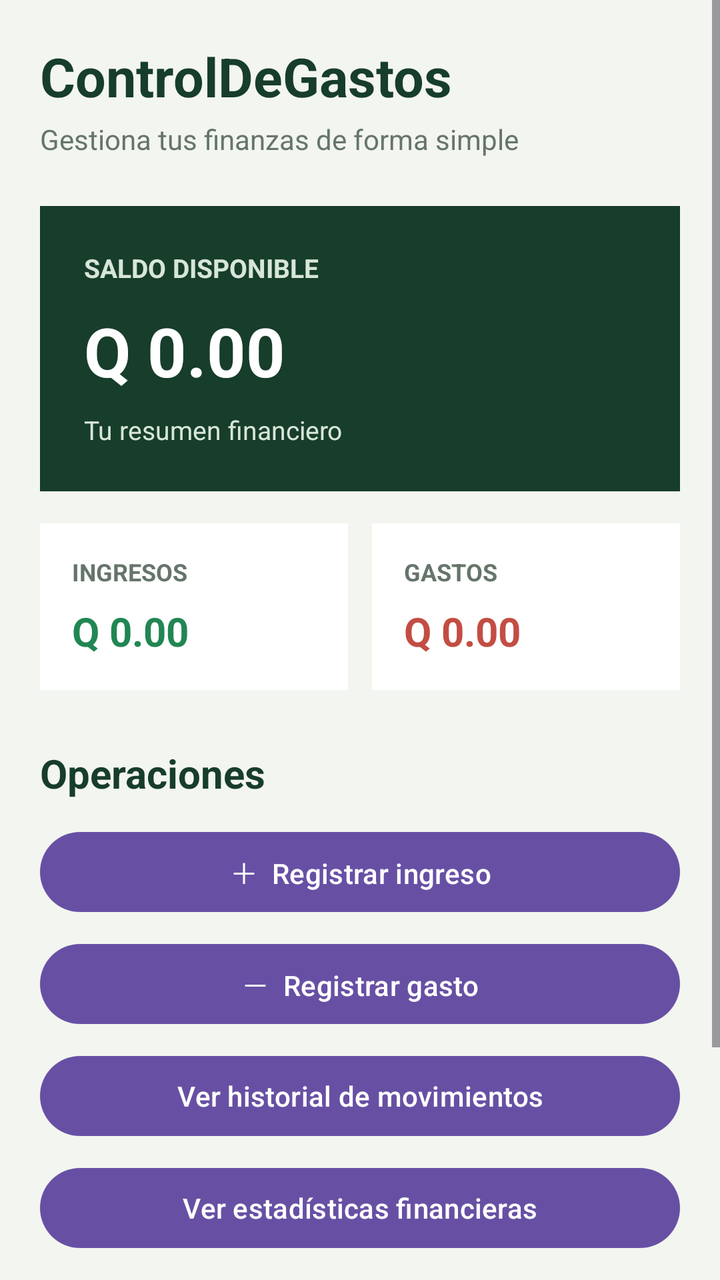
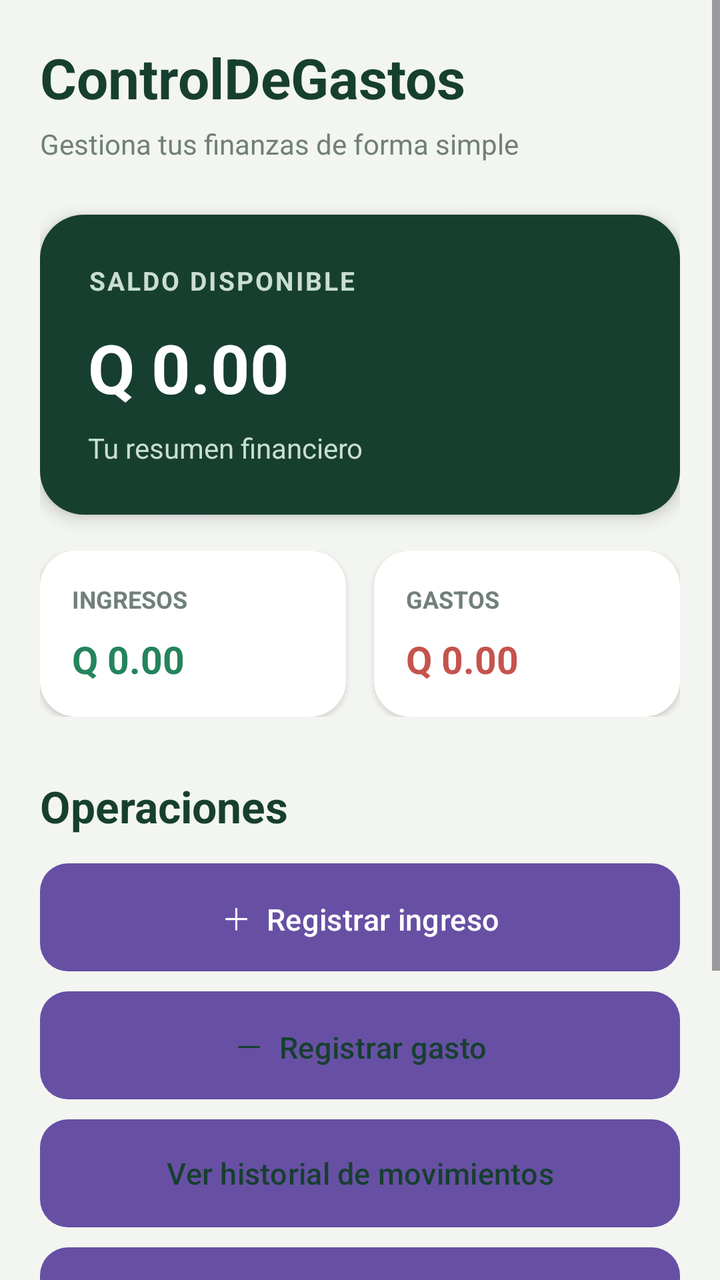

Before-and-after screenshots of an Android layout around one commit, followed by the original layout XML and the change that was made.
<!-- AndroidManifest.xml: application theme Theme.ControlDeGastos -->
<!-- res/layout/activity_main.xml -->
<?xml version="1.0" encoding="utf-8"?>
<ScrollView xmlns:android="http://schemas.android.com/apk/res/android"
    android:id="@+id/main"
    android:layout_width="match_parent"
    android:layout_height="match_parent"
    android:background="#F3F5F0"
    android:fillViewport="true">

    <LinearLayout
        android:layout_width="match_parent"
        android:layout_height="wrap_content"
        android:orientation="vertical"
        android:padding="20dp">

        
        <TextView
            android:layout_width="wrap_content"
            android:layout_height="wrap_content"
            android:text="ControlDeGastos"
            android:textColor="#173D2B"
            android:textSize="27sp"
            android:textStyle="bold" />

        <TextView
            android:layout_width="wrap_content"
            android:layout_height="wrap_content"
            android:layout_marginTop="4dp"
            android:text="Gestiona tus finanzas de forma simple"
            android:textColor="#66756B"
            android:textSize="14sp" />

        
        <LinearLayout
            android:layout_width="match_parent"
            android:layout_height="wrap_content"
            android:layout_marginTop="24dp"
            android:background="#173D2B"
            android:orientation="vertical"
            android:padding="22dp">

            <TextView
                android:layout_width="wrap_content"
                android:layout_height="wrap_content"
                android:text="SALDO DISPONIBLE"
                android:textColor="#D7E6D9"
                android:textSize="13sp"
                android:textStyle="bold" />

            <TextView
                android:id="@+id/tvSaldo"
                android:layout_width="wrap_content"
                android:layout_height="wrap_content"
                android:layout_marginTop="10dp"
                android:text="Q 0.00"
                android:textColor="#FFFFFF"
                android:textSize="34sp"
                android:textStyle="bold" />

            <TextView
                android:layout_width="wrap_content"
                android:layout_height="wrap_content"
                android:layout_marginTop="8dp"
                android:text="Tu resumen financiero"
                android:textColor="#D7E6D9"
                android:textSize="13sp" />

        </LinearLayout>

        
        <LinearLayout
            android:layout_width="match_parent"
            android:layout_height="wrap_content"
            android:layout_marginTop="16dp"
            android:orientation="horizontal">

            <LinearLayout
                android:layout_width="0dp"
                android:layout_height="wrap_content"
                android:layout_marginEnd="6dp"
                android:layout_weight="1"
                android:background="#FFFFFF"
                android:orientation="vertical"
                android:padding="16dp">

                <TextView
                    android:layout_width="wrap_content"
                    android:layout_height="wrap_content"
                    android:text="INGRESOS"
                    android:textColor="#66756B"
                    android:textSize="12sp"
                    android:textStyle="bold" />

                <TextView
                    android:id="@+id/tvIngresos"
                    android:layout_width="wrap_content"
                    android:layout_height="wrap_content"
                    android:layout_marginTop="8dp"
                    android:text="Q 0.00"
                    android:textColor="#218653"
                    android:textSize="20sp"
                    android:textStyle="bold" />

            </LinearLayout>

            <LinearLayout
                android:layout_width="0dp"
                android:layout_height="wrap_content"
                android:layout_marginStart="6dp"
                android:layout_weight="1"
                android:background="#FFFFFF"
                android:orientation="vertical"
                android:padding="16dp">

                <TextView
                    android:layout_width="wrap_content"
                    android:layout_height="wrap_content"
                    android:text="GASTOS"
                    android:textColor="#66756B"
                    android:textSize="12sp"
                    android:textStyle="bold" />

                <TextView
                    android:id="@+id/tvGastos"
                    android:layout_width="wrap_content"
                    android:layout_height="wrap_content"
                    android:layout_marginTop="8dp"
                    android:text="Q 0.00"
                    android:textColor="#C34D43"
                    android:textSize="20sp"
                    android:textStyle="bold" />

            </LinearLayout>

        </LinearLayout>

        
        <TextView
            android:layout_width="wrap_content"
            android:layout_height="wrap_content"
            android:layout_marginTop="28dp"
            android:text="Operaciones"
            android:textColor="#173D2B"
            android:textSize="20sp"
            android:textStyle="bold" />

        <Button
            android:id="@+id/btnIngreso"
            android:layout_width="match_parent"
            android:layout_height="wrap_content"
            android:layout_marginTop="12dp"
            android:text="＋  Registrar ingreso"
            android:textAllCaps="false" />

        <Button
            android:id="@+id/btnGasto"
            android:layout_width="match_parent"
            android:layout_height="wrap_content"
            android:layout_marginTop="8dp"
            android:text="－  Registrar gasto"
            android:textAllCaps="false" />

        <Button
            android:id="@+id/btnHistorial"
            android:layout_width="match_parent"
            android:layout_height="wrap_content"
            android:layout_marginTop="8dp"
            android:text="Ver historial de movimientos"
            android:textAllCaps="false" />

        <Button
            android:id="@+id/btnEstadisticas"
            android:layout_width="match_parent"
            android:layout_height="wrap_content"
            android:layout_marginTop="8dp"
            android:text="Ver estadísticas financieras"
            android:textAllCaps="false" />


        
        <TextView
            android:layout_width="wrap_content"
            android:layout_height="wrap_content"
            android:layout_marginTop="28dp"
            android:text="Movimientos recientes"
            android:textColor="#173D2B"
            android:textSize="20sp"
            android:textStyle="bold" />

        
        <LinearLayout
            android:id="@+id/contenedorMovimientos"
            android:layout_width="match_parent"
            android:layout_height="wrap_content"
            android:layout_marginTop="12dp"
            android:orientation="vertical">

            <TextView
                android:id="@+id/tvMovimientosVacios"
                android:layout_width="match_parent"
                android:layout_height="wrap_content"
                android:background="#FFFFFF"
                android:gravity="center"
                android:padding="24dp"
                android:text="Aún no tienes movimientos registrados."
                android:textColor="#66756B"
                android:textSize="14sp" />

        </LinearLayout>

    </LinearLayout>

</ScrollView>
<!-- resources referenced by this layout -->
<resources>
  <style name="Theme.ControlDeGastos" parent="Base.Theme.ControlDeGastos" />
  <style name="Base.Theme.ControlDeGastos" parent="Theme.Material3.DayNight.NoActionBar">
          
          
      </style>
</resources>

<!-- the commit's change to res/layout/activity_main.xml (unified diff, before → after) -->
@@ -3,9 +3,10 @@
     android:id="@+id/main"
     android:layout_width="match_parent"
     android:layout_height="match_parent"
-    android:background="#F3F5F0"
+    android:background="#F3F5F1"
     android:fillViewport="true">
 
+    
     <LinearLayout
         android:layout_width="match_parent"
         android:layout_height="wrap_content"
@@ -17,40 +18,42 @@
             android:layout_width="wrap_content"
             android:layout_height="wrap_content"
             android:text="ControlDeGastos"
-            android:textColor="#173D2B"
-            android:textSize="27sp"
+            android:textColor="#173F30"
+            android:textSize="28sp"
             android:textStyle="bold" />
 
         <TextView
             android:layout_width="wrap_content"
             android:layout_height="wrap_content"
-            android:layout_marginTop="4dp"
+            android:layout_marginTop="5dp"
             android:text="Gestiona tus finanzas de forma simple"
-            android:textColor="#66756B"
+            android:textColor="#718078"
             android:textSize="14sp" />
 
         
         <LinearLayout
             android:layout_width="match_parent"
             android:layout_height="wrap_content"
-            android:layout_marginTop="24dp"
-            android:background="#173D2B"
+            android:layout_marginTop="26dp"
+            android:background="@drawable/bg_saldo"
+            android:elevation="5dp"
             android:orientation="vertical"
-            android:padding="22dp">
+            android:padding="24dp">
 
             <TextView
                 android:layout_width="wrap_content"
                 android:layout_height="wrap_content"
                 android:text="SALDO DISPONIBLE"
-                android:textColor="#D7E6D9"
+                android:textColor="#C9DED1"
                 android:textSize="13sp"
-                android:textStyle="bold" />
+                android:textStyle="bold"
+                android:letterSpacing="0.08" />
 
             <TextView
                 android:id="@+id/tvSaldo"
-                android:layout_width="wrap_content"
-                android:layout_height="wrap_content"
-                android:layout_marginTop="10dp"
+                android:layout_width="match_parent"
+                android:layout_height="wrap_content"
+                android:layout_marginTop="12dp"
                 android:text="Q 0.00"
                 android:textColor="#FFFFFF"
                 android:textSize="34sp"
@@ -61,8 +64,8 @@
                 android:layout_height="wrap_content"
                 android:layout_marginTop="8dp"
                 android:text="Tu resumen financiero"
-                android:textColor="#D7E6D9"
-                android:textSize="13sp" />
+                android:textColor="#C9DED1"
+                android:textSize="14sp" />
 
         </LinearLayout>
 
@@ -70,15 +73,17 @@
         <LinearLayout
             android:layout_width="match_parent"
             android:layout_height="wrap_content"
-            android:layout_marginTop="16dp"
+            android:layout_marginTop="18dp"
             android:orientation="horizontal">
 
+            
             <LinearLayout
                 android:layout_width="0dp"
                 android:layout_height="wrap_content"
-                android:layout_marginEnd="6dp"
+                android:layout_marginEnd="7dp"
                 android:layout_weight="1"
-                android:background="#FFFFFF"
+                android:background="@drawable/bg_tarjeta"
+                android:elevation="2dp"
                 android:orientation="vertical"
                 android:padding="16dp">
 
@@ -86,28 +91,30 @@
                     android:layout_width="wrap_content"
                     android:layout_height="wrap_content"
                     android:text="INGRESOS"
-                    android:textColor="#66756B"
+                    android:textColor="#718078"
                     android:textSize="12sp"
                     android:textStyle="bold" />
 
                 <TextView
                     android:id="@+id/tvIngresos"
-                    android:layout_width="wrap_content"
-                    android:layout_height="wrap_content"
-                    android:layout_marginTop="8dp"
+                    android:layout_width="match_parent"
+                    android:layout_height="wrap_content"
+                    android:layout_marginTop="9dp"
                     android:text="Q 0.00"
-                    android:textColor="#218653"
-                    android:textSize="20sp"
+                    android:textColor="#24845D"
+                    android:textSize="19sp"
                     android:textStyle="bold" />
 
             </LinearLayout>
 
+            
             <LinearLayout
                 android:layout_width="0dp"
                 android:layout_height="wrap_content"
-                android:layout_marginStart="6dp"
+                android:layout_marginStart="7dp"
                 android:layout_weight="1"
-                android:background="#FFFFFF"
+                android:background="@drawable/bg_tarjeta"
+                android:elevation="2dp"
                 android:orientation="vertical"
                 android:padding="16dp">
 
@@ -115,18 +122,18 @@
                     android:layout_width="wrap_content"
                     android:layout_height="wrap_content"
                     android:text="GASTOS"
-                    android:textColor="#66756B"
+                    android:textColor="#718078"
                     android:textSize="12sp"
                     android:textStyle="bold" />
 
                 <TextView
                     android:id="@+id/tvGastos"
-                    android:layout_width="wrap_content"
-                    android:layout_height="wrap_content"
-                    android:layout_marginTop="8dp"
+                    android:layout_width="match_parent"
+                    android:layout_height="wrap_content"
+                    android:layout_marginTop="9dp"
                     android:text="Q 0.00"
-                    android:textColor="#C34D43"
-                    android:textSize="20sp"
+                    android:textColor="#C6534D"
+                    android:textSize="19sp"
                     android:textStyle="bold" />
 
             </LinearLayout>
@@ -137,53 +144,76 @@
         <TextView
             android:layout_width="wrap_content"
             android:layout_height="wrap_content"
-            android:layout_marginTop="28dp"
+            android:layout_marginTop="30dp"
             android:text="Operaciones"
-            android:textColor="#173D2B"
-            android:textSize="20sp"
+            android:textColor="#173F30"
+            android:textSize="22sp"
             android:textStyle="bold" />
 
+        
         <Button
             android:id="@+id/btnIngreso"
             android:layout_width="match_parent"
-            android:layout_height="wrap_content"
-            android:layout_marginTop="12dp"
+            android:layout_height="54dp"
+            android:layout_marginTop="14dp"
+            android:background="@drawable/bg_boton_principal"
+            android:backgroundTint="@null"
+            android:elevation="2dp"
             android:text="＋  Registrar ingreso"
-            android:textAllCaps="false" />
-
+            android:textAllCaps="false"
+            android:textColor="#FFFFFF"
+            android:textSize="15sp" />
+
+        
         <Button
             android:id="@+id/btnGasto"
             android:layout_width="match_parent"
-            android:layout_height="wrap_content"
-            android:layout_marginTop="8dp"
+            android:layout_height="54dp"
+            android:layout_marginTop="10dp"
+            android:background="@drawable/bg_boton_secundario"
+            android:backgroundTint="@null"
+            android:elevation="1dp"
             android:text="－  Registrar gasto"
-            android:textAllCaps="false" />
-
+            android:textAllCaps="false"
+            android:textColor="#173F30"
+            android:textSize="15sp" />
+
+        
         <Button
             android:id="@+id/btnHistorial"
             android:layout_width="match_parent"
-            android:layout_height="wrap_content"
-            android:layout_marginTop="8dp"
+            android:layout_height="54dp"
+            android:layout_marginTop="10dp"
+            android:background="@drawable/bg_boton_secundario"
+            android:backgroundTint="@null"
+            android:elevation="1dp"
             android:text="Ver historial de movimientos"
-            android:textAllCaps="false" />
-
+            android:textAllCaps="false"
+            android:textColor="#173F30"
+            android:textSize="15sp" />
+
+        
         <Button
             android:id="@+id/btnEstadisticas"
             android:layout_width="match_parent"
-            android:layout_height="wrap_content"
-            android:layout_marginTop="8dp"
+            android:layout_height="54dp"
+            android:layout_marginTop="10dp"
+            android:background="@drawable/bg_boton_secundario"
+            android:backgroundTint="@null"
+            android:elevation="1dp"
             android:text="Ver estadísticas financieras"
-            android:textAllCaps="false" />
-
-
-        
-        <TextView
-            android:layout_width="wrap_content"
-            android:layout_height="wrap_content"
-            android:layout_marginTop="28dp"
+            android:textAllCaps="false"
+            android:textColor="#173F30"
+            android:textSize="15sp" />
+
+        
+        <TextView
+            android:layout_width="wrap_content"
+            android:layout_height="wrap_content"
+            android:layout_marginTop="32dp"
             android:text="Movimientos recientes"
-            android:textColor="#173D2B"
-            android:textSize="20sp"
+            android:textColor="#173F30"
+            android:textSize="22sp"
             android:textStyle="bold" />
 
         
@@ -191,18 +221,19 @@
             android:id="@+id/contenedorMovimientos"
             android:layout_width="match_parent"
             android:layout_height="wrap_content"
-            android:layout_marginTop="12dp"
+            android:layout_marginTop="14dp"
             android:orientation="vertical">
 
+            
             <TextView
                 android:id="@+id/tvMovimientosVacios"
                 android:layout_width="match_parent"
                 android:layout_height="wrap_content"
-                android:background="#FFFFFF"
+                android:background="@drawable/bg_tarjeta"
                 android:gravity="center"
-                android:padding="24dp"
+                android:padding="26dp"
                 android:text="Aún no tienes movimientos registrados."
-                android:textColor="#66756B"
+                android:textColor="#718078"
                 android:textSize="14sp" />
 
         </LinearLayout>
<!-- resource entries referenced after the edit -->
@@ -1,5 +1,29 @@
 <!-- resources referenced by this layout -->
 <resources>
+  <!-- drawable bg_boton_principal (drawable) -->
+  <?xml version="1.0" encoding="utf-8"?>
+  <shape xmlns:android="http://schemas.android.com/apk/res/android">
+      <solid android:color="#24845D"/>
+      <corners android:radius="14dp"/>
+  </shape>
+  <!-- drawable bg_boton_secundario (drawable) -->
+  <?xml version="1.0" encoding="utf-8"?>
+  <shape xmlns:android="http://schemas.android.com/apk/res/android">
+      <solid android:color="#E4EEE7"/>
+      <corners android:radius="14dp"/>
+  </shape>
+  <!-- drawable bg_saldo (drawable) -->
+  <?xml version="1.0" encoding="utf-8"?>
+  <shape xmlns:android="http://schemas.android.com/apk/res/android">
+      <solid android:color="#173F30"/>
+      <corners android:radius="22dp"/>
+  </shape>
+  <!-- drawable bg_tarjeta (drawable) -->
+  <?xml version="1.0" encoding="utf-8"?>
+  <shape xmlns:android="http://schemas.android.com/apk/res/android">
+      <solid android:color="#FFFFFF"/>
+      <corners android:radius="18dp"/>
+  </shape>
   <style name="Theme.ControlDeGastos" parent="Base.Theme.ControlDeGastos" />
   <style name="Base.Theme.ControlDeGastos" parent="Theme.Material3.DayNight.NoActionBar">
           
